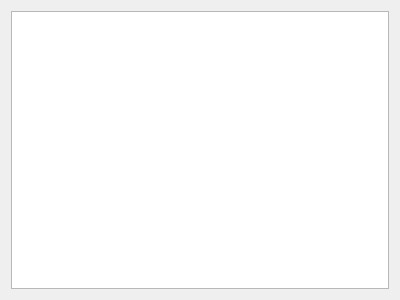
Old version of the form src/editor/widget.ui in the repository cpp-lv425/PairStormIDE.
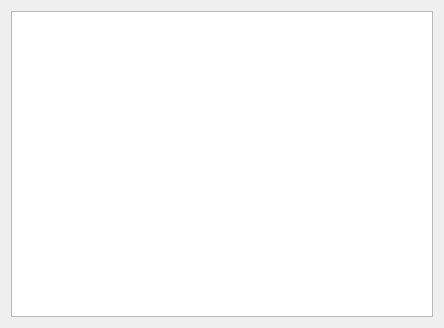
New version of the form. Custom widgets are drawn as their Qt base class.

What changed in the file:
```diff
--- a/src/editor/widget.ui
+++ b/src/editor/widget.ui
@@ -6,8 +6,8 @@
    <rect>
     <x>0</x>
     <y>0</y>
-    <width>400</width>
-    <height>300</height>
+    <width>444</width>
+    <height>328</height>
    </rect>
   </property>
   <property name="windowTitle">
```
